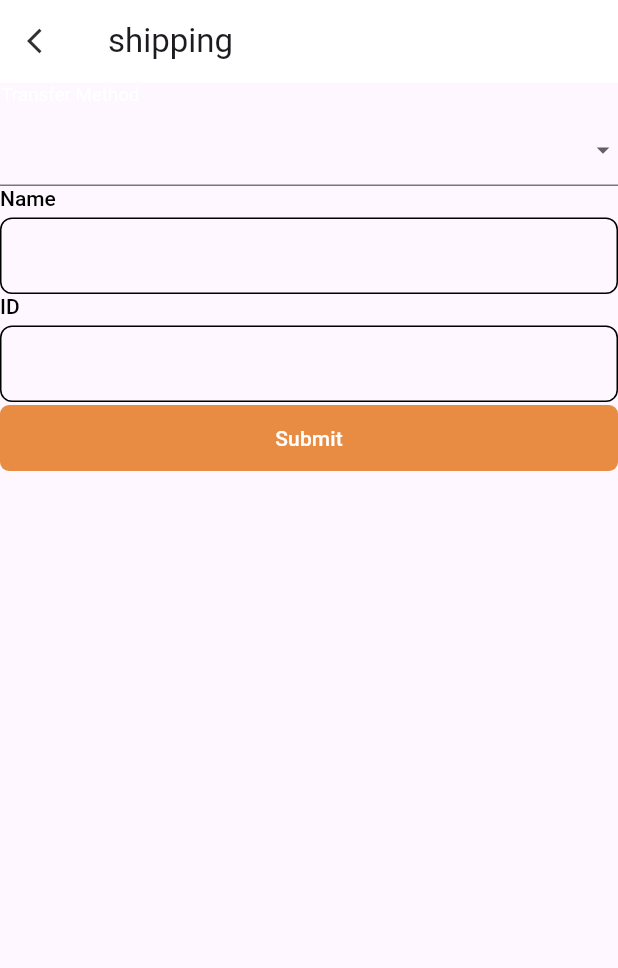
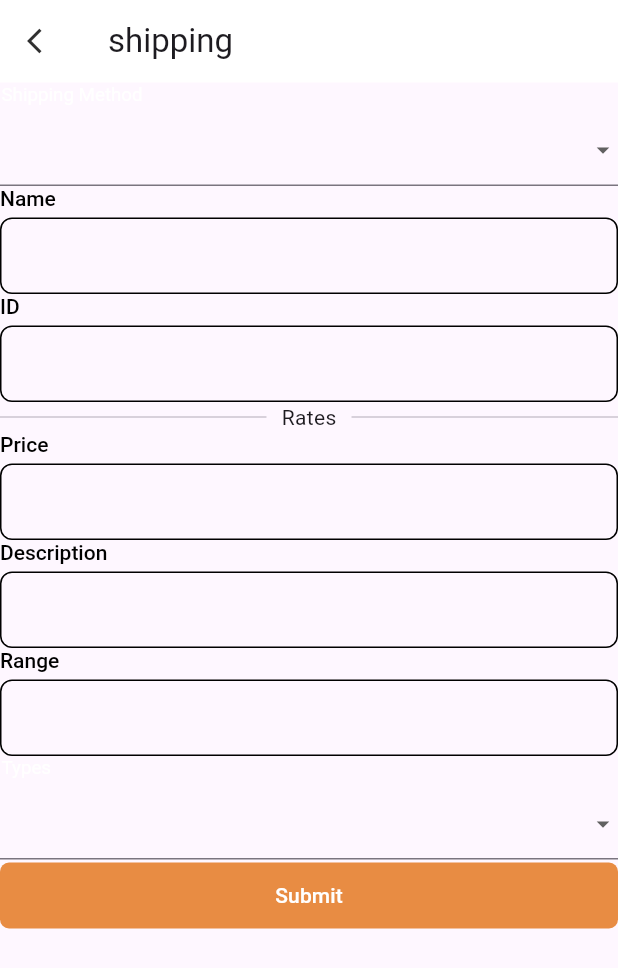
Before and after one commit to StrangerDeveloper/ismmart_vms, a Flutter app: the ShippingMethodsView screen opened directly, on a phone screen of 412 x 824 dp. Shown: the top 968 px of the screen. Run offline on Flutter 3.47's test engine with Material 3 defaults, Android fonts, the phone set to English and light mode, and no system bars; our stand-ins replace cached_network_image, country_code_picker, dropdown_search, firebase_core, fl_chart, flutter_image_compress and 8 more; accounts and stored records are empty; project files that could hold a hidden picture were left out.

Commit message:
shipping rate and types addition

```diff
--- a/lib/screens/shippings/shippings_view.dart
+++ b/lib/screens/shippings/shippings_view.dart
@@ -5,6 +5,7 @@ import 'package:ismmart_vms/screens/shippings/shippings_viewmodel.dart';
 import 'package:ismmart_vms/widgets/custom_appbar.dart';
 import 'package:ismmart_vms/widgets/custom_button.dart';
 import 'package:ismmart_vms/widgets/custom_dropdown.dart';
+import 'package:ismmart_vms/widgets/custom_section_divider.dart';
 
 import '../../widgets/custom_textfield.dart';
 
@@ -34,7 +35,7 @@ class ShippingMethodsView extends StatelessWidget {
 
   Widget _shippingMethods() {
     return CustomDropDownList1(
-      title: 'Transfer Method',
+      title: 'Shipping Method',
       value: viewModel.shippingMethod,
       onChanged: (value) {
         viewModel.shippingMethod.value = value;
@@ -56,7 +57,44 @@ class ShippingMethodsView extends StatelessWidget {
   }
 
   Widget _rateSection() {
-    return Container();
+    return Column(
+      children: [
+        const CustomSectionDivier(text: 'Rates'),
+        _priceField(),
+        _descriptionField(),
+        _rangeField(),
+        _typeDropDown(),
+      ],
+    );
+  }
+
+  Widget _priceField() {
+    return const CustomTextField1(
+      title: 'Price',
+    );
+  }
+
+  _descriptionField() {
+    return const CustomTextField1(
+      title: 'Description',
+    );
+  }
+
+  Widget _rangeField() {
+    return const CustomTextField1(
+      title: 'Range',
+    );
+  }
+
+  Widget _typeDropDown() {
+    return CustomDropDownList1(
+      title: 'Types',
+      value: viewModel.ratesType,
+      onChanged: (value) {
+        viewModel.ratesType.value = value;
+      },
+      list: viewModel.ratesTypeList,
+    );
   }
 
   Widget _submitBtn() {
--- a/lib/screens/shippings/shippings_viewmodel.dart
+++ b/lib/screens/shippings/shippings_viewmodel.dart
@@ -12,5 +12,12 @@ class ShippingViewModel extends GetxController {
     DropDownModel(id: '3', name: 'TCS'),
   ].obs;
 
+  List<DropDownModel> ratesTypeList = <DropDownModel>[
+    DropDownModel(id: '1', name: 'Weight'),
+    DropDownModel(id: '2', name: 'Price'),
+    DropDownModel(id: '3', name: 'Distance'),
+  ].obs;
+
   var shippingMethod = "".obs;
+  var ratesType = "".obs;
 }
--- /dev/null
+++ b/lib/widgets/custom_section_divider.dart
@@ -0,0 +1,33 @@
+import 'package:flutter/material.dart';
+
+class CustomSectionDivier extends StatelessWidget {
+  const CustomSectionDivier({required this.text, super.key});
+  final String? text;
+
+  @override
+  Widget build(BuildContext context) {
+    return Row(
+      children: [
+        const Expanded(
+          child: Divider(
+            //color: newColorLightGrey,
+            thickness: 1,
+          ),
+        ),
+        Padding(
+          padding: const EdgeInsets.symmetric(horizontal: 10),
+          child: Text(
+            text!,
+            //style: newFontStyle4,
+          ),
+        ),
+        const Expanded(
+          child: Divider(
+            //color: newColorLightGrey,
+            thickness: 1,
+          ),
+        ),
+      ],
+    );
+  }
+}
```
